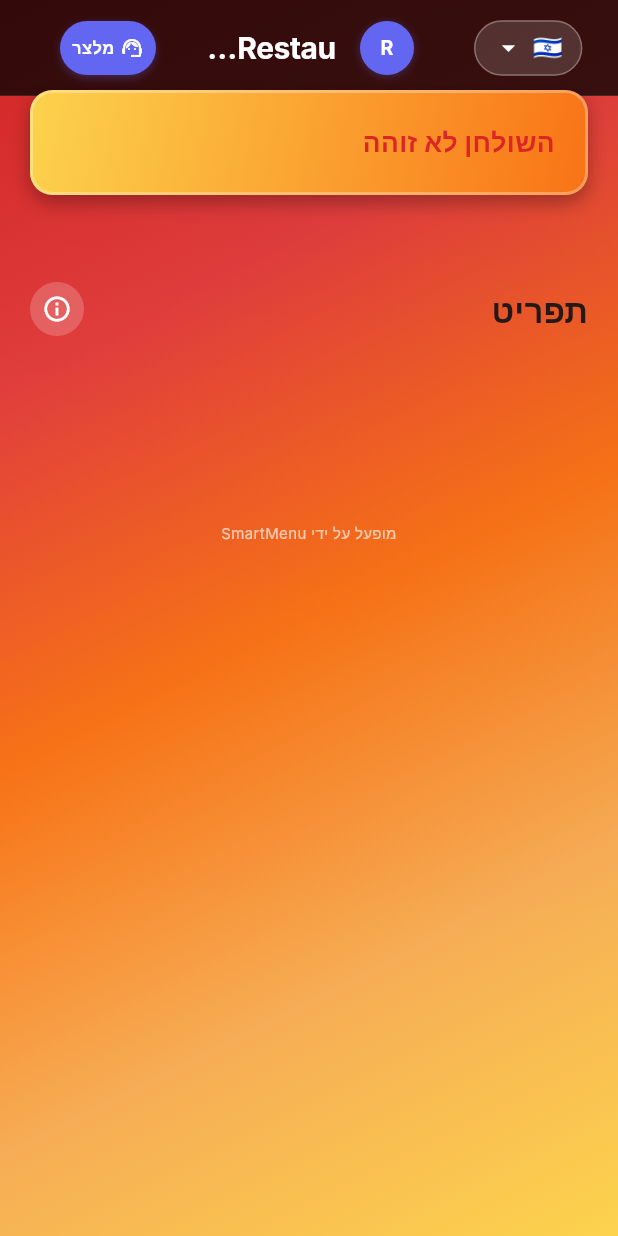
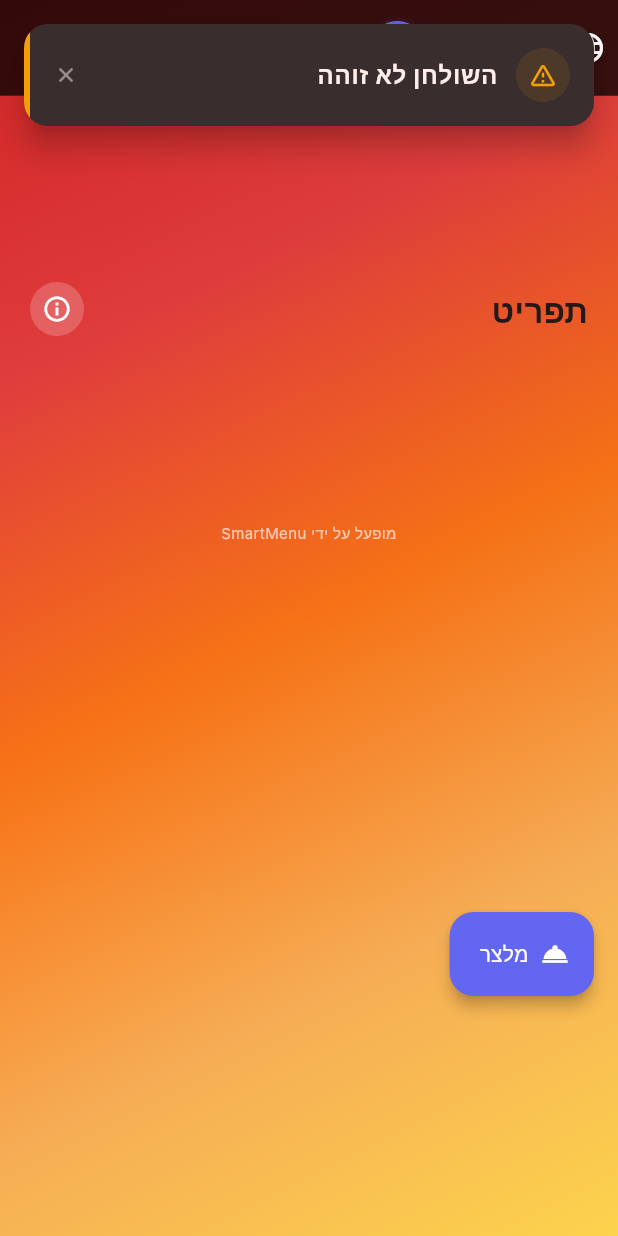
Before and after one commit to RaphHtech/smartmenu, a Flutter app: the MenuScreen screen opened directly, after a tap on "מלצר", on a phone screen of 412 x 824 dp. Run offline on Flutter 3.47's test engine with Material 3 defaults, Android fonts, the phone set to English and light mode, and no system bars; our stand-ins replace cloud_firestore, firebase_auth, firebase_core, firebase_storage, image_picker, qr_flutter and 2 more; missing offline and left inert: dart:html, mobile_scanner; accounts and stored records are empty; Roboto replaces fonts that are missing (Inter); statements that could not run were skipped.

Commit message:
Fix UX issues: language selector, category indicators, server button FAB, RTL arrows, unified notifications

```diff
--- a/lib/l10n/app_localizations.dart
+++ b/lib/l10n/app_localizations.dart
@@ -502,7 +502,7 @@ abstract class AppLocalizations {
   /// **'Open'**
   String get commonOpen;
 
-  /// Generic close action
+  /// Close button
   ///
   /// In en, this message translates to:
   /// **'Close'**
@@ -1203,6 +1203,12 @@ abstract class AppLocalizations {
   /// In en, this message translates to:
   /// **'Share'**
   String get commonShare;
+
+  /// Language selector label
+  ///
+  /// In en, this message translates to:
+  /// **'Language'**
+  String get commonLanguage;
 }
 
 class _AppLocalizationsDelegate
--- a/lib/l10n/app_localizations_en.dart
+++ b/lib/l10n/app_localizations_en.dart
@@ -615,4 +615,7 @@ class AppLocalizationsEn extends AppLocalizations {
 
   @override
   String get commonShare => 'Share';
+
+  @override
+  String get commonLanguage => 'Language';
 }
--- a/lib/l10n/app_localizations_fr.dart
+++ b/lib/l10n/app_localizations_fr.dart
@@ -623,4 +623,7 @@ class AppLocalizationsFr extends AppLocalizations {
 
   @override
   String get commonShare => 'Partager';
+
+  @override
+  String get commonLanguage => 'Langue';
 }
--- a/lib/l10n/app_localizations_he.dart
+++ b/lib/l10n/app_localizations_he.dart
@@ -614,4 +614,7 @@ class AppLocalizationsHe extends AppLocalizations {
 
   @override
   String get commonShare => 'שתף';
+
+  @override
+  String get commonLanguage => 'שפה';
 }
--- a/lib/screens/admin/admin_dashboard_overview_screen.dart
+++ b/lib/screens/admin/admin_dashboard_overview_screen.dart
@@ -4,6 +4,7 @@ import 'package:flutter/material.dart';
 import 'package:cloud_firestore/cloud_firestore.dart';
 import 'package:smartmenu_app/l10n/app_localizations.dart';
 import 'package:smartmenu_app/screens/admin/admin_dashboard_screen.dart';
+import 'package:smartmenu_app/screens/admin/admin_settings_screen.dart';
 import '../../widgets/ui/admin_shell.dart';
 import '../../widgets/ui/admin_themed.dart';
 import '../../core/design/admin_tokens.dart';
@@ -389,7 +390,9 @@ class AdminDashboardOverviewScreen extends StatelessWidget {
         _previewMenu(context);
         break;
       case 2: // Paramètres
-        // TODO: navigation paramètres
+        context.pushAdminScreen(
+          AdminSettingsScreen(restaurantId: restaurantId),
+        );
         break;
     }
   }
--- a/lib/screens/menu/menu_screen.dart
+++ b/lib/screens/menu/menu_screen.dart
@@ -75,7 +75,7 @@ class SimpleMenuScreenState extends State<MenuScreen> {
       case 'Desserts':
         return '🍰';
       case 'Boissons':
-        return '🹹';
+        return '🍹¹';
       default:
         return '⭐';
     }
@@ -498,51 +498,6 @@ class SimpleMenuScreenState extends State<MenuScreen> {
                 slivers: [
                   PremiumAppHeaderWidget(
                     tagline: _tagline,
-                    onServerCall: _isLoading
-                        ? null
-                        : () {
-                            final tableId = TableService.getTableId();
-                            if (tableId == null) {
-                              _showCustomNotification(l10n.tableNotIdentified);
-                              return;
-                            }
-
-                            setState(() => _isLoading = true);
-
-                            ServerCallService.callServer(
-                              rid: widget.restaurantId,
-                              table: 'table$tableId',
-                            ).then((_) {
-                              if (mounted) {
-                                TopToast.show(
-                                  context,
-                                  message: l10n.waiterCalled,
-                                  subtitle: l10n.staffComing,
-                                  variant: ToastVariant.info,
-                                );
-                              }
-                            }).catchError((e) {
-                              if (mounted) {
-                                final error = e.toString();
-                                if (error.contains('COOLDOWN_ACTIVE:')) {
-                                  final seconds = error.split(':')[1];
-                                  TopToast.show(
-                                    context,
-                                    message: l10n.cooldownWait(seconds),
-                                    variant: ToastVariant.warning,
-                                  );
-                                } else {
-                                  TopToast.show(
-                                    context,
-                                    message: l10n.error(e.toString()),
-                                    variant: ToastVariant.error,
-                                  );
-                                }
-                              }
-                            }).whenComplete(() {
-                              if (mounted) setState(() => _isLoading = false);
-                            });
-                          },
                     restaurantName: _restaurantName,
                     showAdminReturn: _isAdminPreview,
                     onAdminReturn: _isAdminPreview
@@ -756,6 +711,67 @@ class SimpleMenuScreenState extends State<MenuScreen> {
               ),
             ),
           ),
+          if (!_isAdminPreview)
+            Positioned(
+              right: 16,
+              bottom: 160 + MediaQuery.of(context).padding.bottom,
+              child: FloatingActionButton.extended(
+                onPressed: _isLoading
+                    ? null
+                    : () {
+                        final tableId = TableService.getTableId();
+                        if (tableId == null) {
+                          TopToast.show(
+                            context,
+                            message: _l10n(context).tableNotIdentified,
+                            variant: ToastVariant.warning,
+                          );
+                          return;
+                        }
+
+                        setState(() => _isLoading = true);
+
+                        ServerCallService.callServer(
+                          rid: widget.restaurantId,
+                          table: 'table$tableId',
+                        ).then((_) {
+                          if (mounted) {
+                            TopToast.show(
+                              context,
+                              message: _l10n(context).waiterCalled,
+                              subtitle: _l10n(context).staffComing,
+                              variant: ToastVariant.info,
+                            );
+                          }
+                        }).catchError((e) {
+                          if (mounted) {
+                            final error = e.toString();
+                            if (error.contains('COOLDOWN_ACTIVE:')) {
+                              final seconds = error.split(':')[1];
+                              TopToast.show(
+                                context,
+                                message: _l10n(context).cooldownWait(seconds),
+                                variant: ToastVariant.warning,
+                              );
+                            } else {
+                              TopToast.show(
+                                context,
+                                message: _l10n(context).error(e.toString()),
+                                variant: ToastVariant.error,
+                              );
+                            }
+                          }
+                        }).whenComplete(() {
+                          if (mounted) setState(() => _isLoading = false);
+                        });
+                      },
+                icon: const Icon(Icons.room_service, size: 20),
+                label: Text(_l10n(context).waiter),
+                backgroundColor: const Color(0xFF6366F1),
+                foregroundColor: Colors.white,
+                elevation: 4,
+              ),
+            ),
           if (_showOrderModal)
             OrderReviewModal(
               itemQuantities: itemQuantities,
--- a/lib/widgets/menu/cart_floating_widget.dart
+++ b/lib/widgets/menu/cart_floating_widget.dart
@@ -166,8 +166,10 @@ class _CartFloatingWidgetState extends State<CartFloatingWidget>
                         const SizedBox(width: ClientTokens.space8),
                         Icon(
                           isRTL
-                              ? Icons.arrow_back_rounded
-                              : Icons.arrow_forward_rounded,
+                              ? Icons
+                                  .arrow_forward_rounded // RTL : flèche droite (vers l'extérieur)
+                              : Icons
+                                  .arrow_back_rounded, // LTR : flèche gauche (vers l'extérieur)
                           color: colorScheme.onPrimary,
                           size: 20,
                         ),
--- a/lib/widgets/modals/order_review_modal.dart
+++ b/lib/widgets/modals/order_review_modal.dart
@@ -205,8 +205,10 @@ class OrderReviewModal extends StatelessWidget {
                   onPressed: onClose,
                   icon: Icon(
                     Directionality.of(context) == TextDirection.rtl
-                        ? Icons.arrow_forward_rounded
-                        : Icons.arrow_back_rounded,
+                        ? Icons
+                            .arrow_back_rounded // RTL : flèche gauche (retour = sortir vers la gauche)
+                        : Icons
+                            .arrow_forward_rounded, // LTR : flèche droite (retour = sortir vers la droite)
                     size: 18,
                   ),
                   label: Text(
--- a/lib/widgets/premium_app_header_widget.dart
+++ b/lib/widgets/premium_app_header_widget.dart
@@ -1,10 +1,12 @@
 import 'dart:ui';
 import 'package:flutter/material.dart';
-import '../widgets/language_selector_widget.dart';
+import 'package:provider/provider.dart';
+import 'package:smartmenu_app/services/language_service.dart';
+import 'package:smartmenu_app/state/language_provider.dart';
+// import '../widgets/language_selector_widget.dart';
 import '../l10n/app_localizations.dart';
 
 class PremiumAppHeaderWidget extends StatelessWidget {
-  final VoidCallback? onServerCall;
   final String restaurantName;
   final String? logoUrl;
   final String? tagline;
@@ -13,7 +15,6 @@ class PremiumAppHeaderWidget extends StatelessWidget {
 
   const PremiumAppHeaderWidget({
     super.key,
-    this.onServerCall,
     required this.restaurantName,
     this.tagline,
     this.showAdminReturn = false,
@@ -44,7 +45,7 @@ class PremiumAppHeaderWidget extends StatelessWidget {
     final showTagline = !isMobile && (tagline?.isNotEmpty == true);
 
     // LARGEURS FIXES pour centrage parfait
-    const double sideWidth = 120.0; // Augmenté pour accueillir langue + serveur
+    const double sideWidth = 56.0;
 
     return SliverAppBar(
       pinned: true,
@@ -59,20 +60,14 @@ class PremiumAppHeaderWidget extends StatelessWidget {
         padding: const EdgeInsets.only(left: 16),
         child: showAdminReturn
             ? _buildAdminButton()
-            : const LanguageSelectorWidget(), // Sélecteur à gauche en mode client
+            : _buildLanguageButton(context),
       ),
       centerTitle: true,
       title: _buildRestaurantBranding(showTagline: showTagline),
-      actions: [
-        Container(
-          width: sideWidth,
-          alignment: Alignment.centerRight,
-          padding: const EdgeInsets.only(right: 16),
-          child: _buildServerButton(context,
-              compact: screenWidth < 360), // Serveur toujours à droite
-        ),
-      ],
-      flexibleSpace: ClipRect(
+      actions: const [], // Vide car le bouton serveur sera un FAB
+      flexibleSpace: IgnorePointer(
+        ignoring: true,
+        child: ClipRect(
           child: isMobile
               ? Container(
                   decoration: BoxDecoration(
@@ -100,45 +95,63 @@ class PremiumAppHeaderWidget extends StatelessWidget {
                   ),
                 ),
         ),
+      ),
     );
   }
 
-  Widget _buildServerButton(BuildContext context, {bool compact = false}) {
-    return Container(
-      height: 36,
-      width: compact ? 48 : 64,
-      decoration: BoxDecoration(
-        color: const Color(0xFF6366F1),
-        borderRadius: BorderRadius.circular(18),
-        boxShadow: [
-          BoxShadow(
-            color: const Color(0xFF6366F1).withOpacity(0.3),
-            blurRadius: 4,
-            offset: const Offset(0, 2),
+  Widget _buildLanguageButton(BuildContext context) {
+    final languageProvider = Provider.of<LanguageProvider>(context);
+    final currentLocale = languageProvider.locale;
+
+    return PopupMenuButton<Locale>(
+      icon: const Icon(Icons.language, color: Colors.white, size: 24),
+      tooltip: AppLocalizations.of(context)!.commonLanguage,
+      offset: const Offset(0, 50),
+      color: const Color(0xFF1F1F1F),
+      shape: RoundedRectangleBorder(
+        borderRadius: BorderRadius.circular(12),
+        side: BorderSide(color: Colors.white.withOpacity(0.1)),
       ),
-        ],
+      itemBuilder: (BuildContext context) {
+        return LanguageService.supportedLocales.map((Locale locale) {
+          final isSelected = locale == currentLocale;
+          return PopupMenuItem<Locale>(
+            value: locale,
+            child: Row(
+              children: [
+                Text(
+                  LanguageService.getFlag(locale.languageCode),
+                  style: const TextStyle(fontSize: 20),
                 ),
-      child: Material(
-        color: Colors.transparent,
-        child: InkWell(
-          onTap: onServerCall,
-          borderRadius: BorderRadius.circular(18),
-          child: Row(
-            mainAxisAlignment: MainAxisAlignment.center,
-            children: [
-              const Icon(Icons.support_agent, size: 16, color: Colors.white),
-              if (!compact) ...[
-                const SizedBox(width: 4),
-                Text(AppLocalizations.of(context)!.waiter,
-                    style: const TextStyle(
-                        color: Colors.white,
-                        fontSize: 11,
-                        fontWeight: FontWeight.w600)),
+                const SizedBox(width: 12),
+                Text(
+                  LanguageService.getNativeName(locale.languageCode),
+                  style: TextStyle(
+                    fontWeight: isSelected ? FontWeight.w600 : FontWeight.w400,
+                    color: isSelected
+                        ? const Color(0xFF6366F1)
+                        : Colors.white.withOpacity(0.9),
+                  ),
+                ),
+                if (isSelected) ...[
+                  const Spacer(),
+                  Container(
+                    width: 6,
+                    height: 6,
+                    decoration: const BoxDecoration(
+                      color: Color(0xFF6366F1),
+                      shape: BoxShape.circle,
+                    ),
+                  ),
                 ],
               ],
             ),
-        ),
-      ),
+          );
+        }).toList();
+      },
+      onSelected: (Locale locale) {
+        languageProvider.setLocale(locale);
+      },
     );
   }
 
```
Also changed, not shown: lib/l10n/app_en.arb (+10 -0 lines), lib/l10n/app_fr.arb (+10 -0 lines), lib/l10n/app_he.arb (+10 -0 lines), lib/widgets/category_pill_widget.dart (+33 -16 lines). Lines whose indentation alone changed are shown as unchanged.
